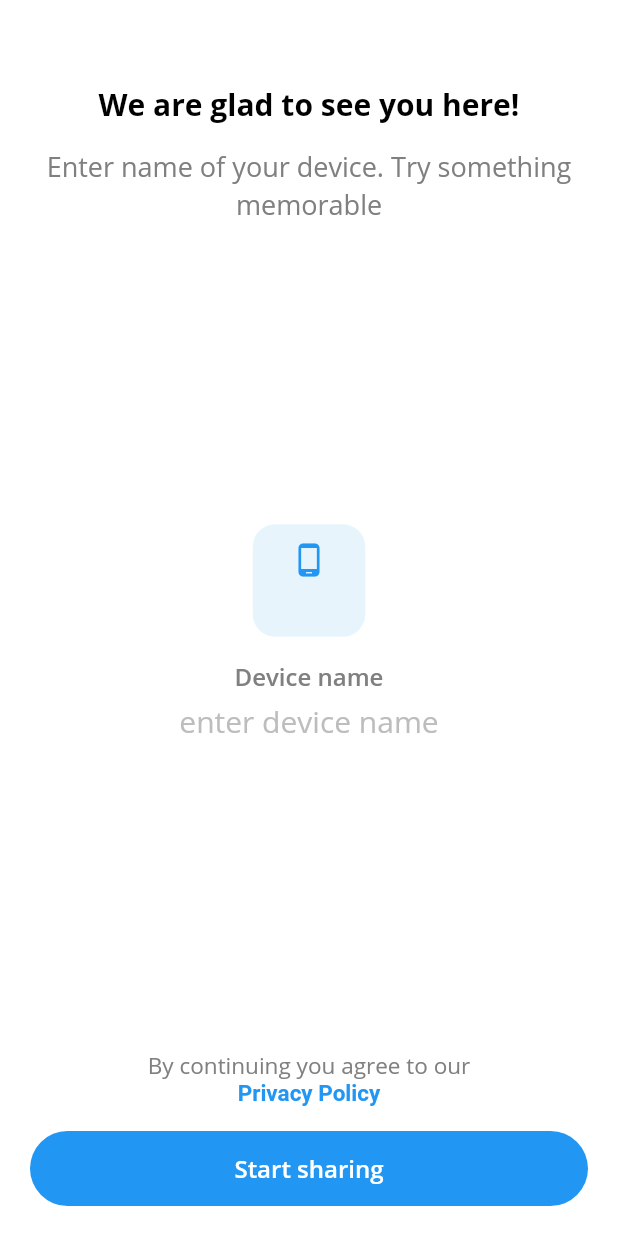
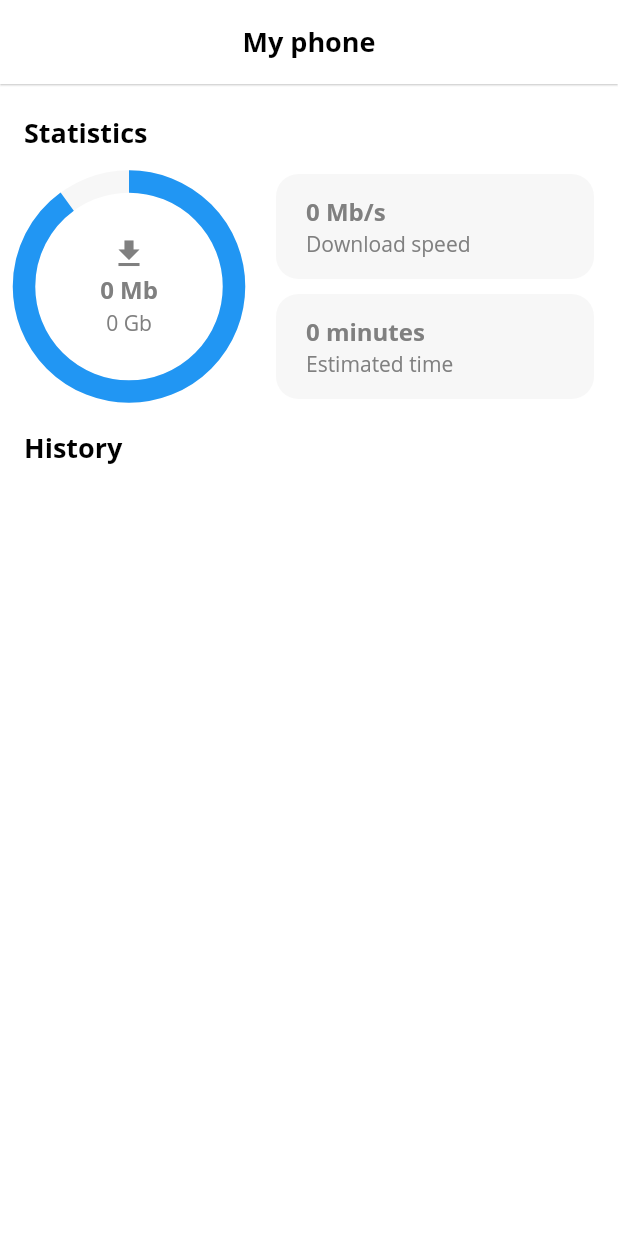
Before and after one commit to sudox-history/droply-mobile, a Flutter app: the screen it shows after launch, on a phone screen of 412 x 824 dp. Run offline on Flutter 3.47's test engine with Material 2 defaults, Android fonts, the phone set to English and light mode, and no system bars; our stand-ins replace device_info, easy_localization.

Commit message:
[UI] Backup.

```diff
--- a/lib/common/constants.dart
+++ b/lib/common/constants.dart
@@ -11,6 +11,7 @@ class AppColors {
 
   static final onAccentColor = Colors.white;
   static final onSurfaceColor = Color(0xFF424242);
+  static final onBackgroundColor = Color(0xFFF7F7F7);
 
   static final dividerColor = Color(0xFFE0E0E0);
   static final processColor = Color(0xFF18BFA5);
--- a/lib/common/ui/other_widgets.dart
+++ b/lib/common/ui/other_widgets.dart
@@ -1,9 +1,6 @@
 import 'package:flutter/cupertino.dart';
 import 'package:flutter/material.dart';
-import 'package:custom_switch/custom_switch.dart';
-
 import '../constants.dart';
-import 'package:easy_localization/easy_localization.dart';
 
 Widget buildSwitchSetting(String header, String hint) {
   return Row(
--- a/lib/main.dart
+++ b/lib/main.dart
@@ -3,6 +3,7 @@ import 'package:droply/common/constants.dart';
 import 'package:droply/common/navigation.dart';
 import 'package:droply/common/ui/tab_bar.dart';
 import 'package:droply/main/main_screen.dart';
+import 'package:droply/my_phone/my_phone_screen.dart';
 import 'package:droply/settings/settings_screen.dart';
 import 'package:easy_localization/easy_localization.dart';
 import 'package:flutter/material.dart';
@@ -95,7 +96,7 @@ class App extends StatelessWidget {
           visualDensity: VisualDensity.adaptivePlatformDensity,
           cursorColor: AppColors.accentColor,
         ),
-        home: AuthScreen(),
+        home: MyPhoneScreen(),
       ),
     );
   }
--- /dev/null
+++ b/lib/my_phone/my_phone_screen.dart
@@ -0,0 +1,149 @@
+import 'package:droply/common/constants.dart';
+import 'package:flutter/material.dart';
+
+class MyPhoneScreen extends StatelessWidget {
+  @override
+  Widget build(BuildContext context) {
+    return Scaffold(
+      appBar: AppBar(
+        title: Text("My phone"),
+      ),
+      body: Column(
+        crossAxisAlignment: CrossAxisAlignment.start,
+        children: [
+          _buildListHeader("Statistics"),
+          _buildProgressBlock(),
+          _buildListHeader("History"),
+        ],
+      ),
+    );
+  }
+
+  Widget _buildListHeader(String text) {
+    return Container(
+      margin: EdgeInsets.only(top: 20, left: 16, right: 16),
+      child: Text(
+        text,
+        style: TextStyle(
+          color: AppColors.primaryTextColor,
+          fontFamily: AppFonts.openSans,
+          fontWeight: AppFonts.bold,
+          fontSize: 18,
+        ),
+      ),
+    );
+  }
+
+  Widget _buildProgressBlock() {
+    return Container(
+      margin: EdgeInsets.only(left: 16, right: 16, top: 15),
+      child: Row(
+        children: [
+          _buildProgressContainer(),
+          SizedBox(width: 28),
+          _buildProgressTimeBlock(),
+        ],
+      ),
+    );
+  }
+
+  Widget _buildProgressContainer() {
+    return Stack(
+      alignment: AlignmentDirectional.center,
+      children: [
+        SizedBox(
+          width: 140,
+          height: 140,
+          child: CircularProgressIndicator(
+            value: 0.9,
+            strokeWidth: 15,
+            backgroundColor: AppColors.onBackgroundColor,
+          ),
+        ),
+        SizedBox(
+          width: 90,
+          height: 90,
+          child: Column(
+            mainAxisAlignment: MainAxisAlignment.center,
+            crossAxisAlignment: CrossAxisAlignment.center,
+            children: [
+              Icon(
+                Icons.file_download,
+                color: AppColors.secondaryTextColor,
+              ),
+              SizedBox(height: 1),
+              Text(
+                "0 Mb",
+                style: TextStyle(
+                  color: AppColors.secondaryTextColor,
+                  fontFamily: AppFonts.openSans,
+                  fontWeight: AppFonts.bold,
+                  fontSize: 16,
+                ),
+              ),
+              SizedBox(height: 1),
+              Text(
+                "0 Gb",
+                style: TextStyle(
+                  color: AppColors.secondaryTextColor,
+                  fontFamily: AppFonts.openSans,
+                  fontWeight: AppFonts.regular,
+                  fontSize: 14,
+                ),
+              )
+            ],
+          ),
+        )
+      ],
+    );
+  }
+
+  Widget _buildProgressTimeBlock() {
+    return Expanded(
+      child: Column(
+        children: [
+          _buildProgressInfoBlock("0 Mb/s", "Download speed"),
+          SizedBox(height: 10),
+          _buildProgressInfoBlock("0 minutes", "Estimated time"),
+        ],
+      ),
+    );
+  }
+
+  Widget _buildProgressInfoBlock(String info, String name) {
+    return Container(
+      width: double.infinity,
+      padding: EdgeInsets.only(left: 20, top: 14, bottom: 14, right: 30),
+      decoration: BoxDecoration(
+        color: AppColors.onBackgroundColor,
+        borderRadius: BorderRadius.all(Radius.circular(15)),
+      ),
+      child: Column(
+        crossAxisAlignment: CrossAxisAlignment.start,
+        children: [
+          Text(
+            info,
+            maxLines: 1,
+            style: TextStyle(
+              color: AppColors.secondaryTextColor,
+              fontWeight: AppFonts.bold,
+              fontFamily: AppFonts.openSans,
+              fontSize: 16,
+            ),
+          ),
+          SizedBox(height: 1),
+          Text(
+            name,
+            maxLines: 1,
+            style: TextStyle(
+              color: AppColors.secondaryTextColor,
+              fontWeight: AppFonts.regular,
+              fontFamily: AppFonts.openSans,
+              fontSize: 14,
+            ),
+          )
+        ],
+      ),
+    );
+  }
+}
--- a/pubspec.yaml
+++ b/pubspec.yaml
@@ -10,7 +10,6 @@ dependencies:
   url_launcher: ^5.4.2
   easy_localization: ^2.3.3
   device_info: ^0.4.1+5
-  custom_switch: ^0.0.1
   # ----------
   flutter:
     sdk: flutter
```
Also changed, not shown: pubspec.lock.
